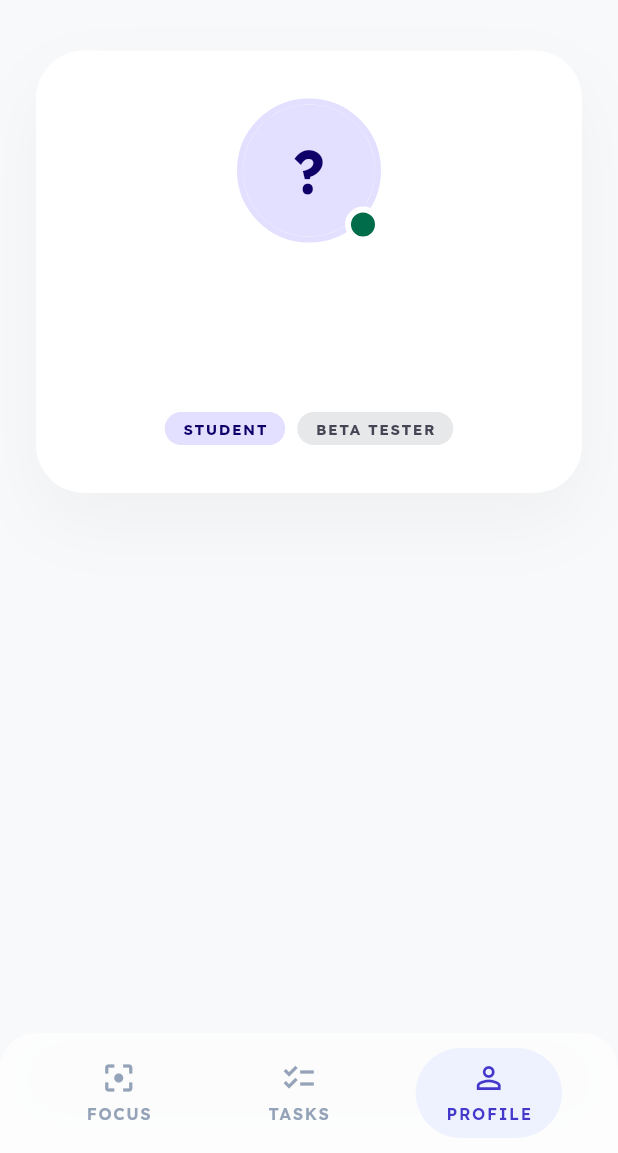
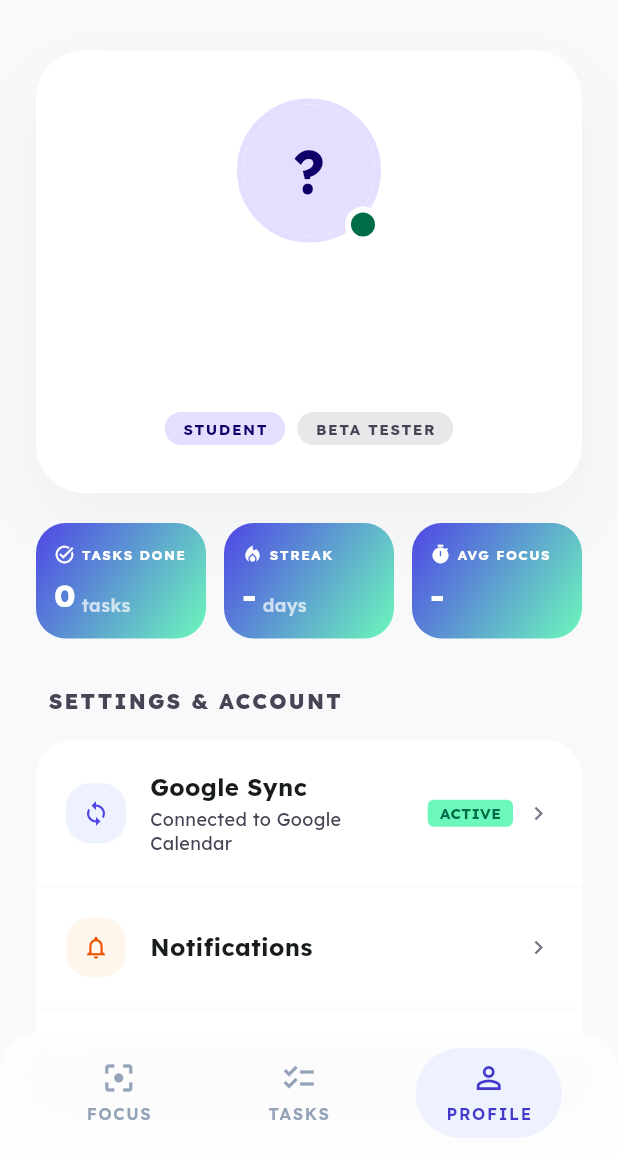
Before and after one commit to OktavianF/DoFirst, a Flutter app: the _ProfilePageContent screen opened directly, on a phone screen of 412 x 824 dp, the part 83-1236 px from its top. Run offline on Flutter 3.47's test engine with Material 3 defaults, Android fonts, the phone set to English and light mode, and no system bars; our stand-ins replace flutter_form_builder, flutter_svg, form_builder_validators, google_fonts, google_sign_in, shared_preferences; accounts and stored records are empty; network calls fail.

Commit message:
fix(UI): show logout and settings in profile page, update focus duration to 25m

```diff
--- a/dofirst/lib/features/focus/presentation/focus_session/focus_session_page.dart
+++ b/dofirst/lib/features/focus/presentation/focus_session/focus_session_page.dart
@@ -358,7 +358,7 @@ class _FocusSessionContent extends StatelessWidget {
         ),
         const SizedBox(height: 16),
         const Text(
-          'Marking this as finished will archive the PRD task.',
+          'Marking this as finished will archive the task.',
           style: TextStyle(fontSize: 12, color: AppColors.textSecondary),
           textAlign: TextAlign.center,
         ),
--- a/dofirst/lib/features/focus/presentation/focus_session/focus_session_view_model.dart
+++ b/dofirst/lib/features/focus/presentation/focus_session/focus_session_view_model.dart
@@ -2,8 +2,8 @@ import 'dart:async';
 import 'package:flutter/foundation.dart';
 
 class FocusSessionViewModel extends ChangeNotifier {
-  static const int _focusMinutes = 1;
-  static const int _breakMinutes = 1;
+  static const int _focusMinutes = 25;
+  static const int _breakMinutes = 5;
 
   int _remainingSeconds = _focusMinutes * 60;
   bool _isRunning = false;
--- a/dofirst/lib/features/profile/presentation/profile_page.dart
+++ b/dofirst/lib/features/profile/presentation/profile_page.dart
@@ -44,12 +44,12 @@ class _ProfilePageContent extends StatelessWidget {
                         children: [
                           _buildProfileCard(vm),
                           const SizedBox(height: 20),
-                          // Hide stat dan setting section
-                          // _buildStatsSection(vm),
-                          // const SizedBox(height: 32),
-                          // _buildSettingsList(context),
-                          // const SizedBox(height: 16),
-                          // _buildLogoutButton(context),
+                          // Tampilkan stat dan setting section
+                          _buildStatsSection(vm),
+                          const SizedBox(height: 32),
+                          _buildSettingsList(context),
+                          const SizedBox(height: 16),
+                          _buildLogoutButton(context),
                         ],
                       ),
                     ),
```
